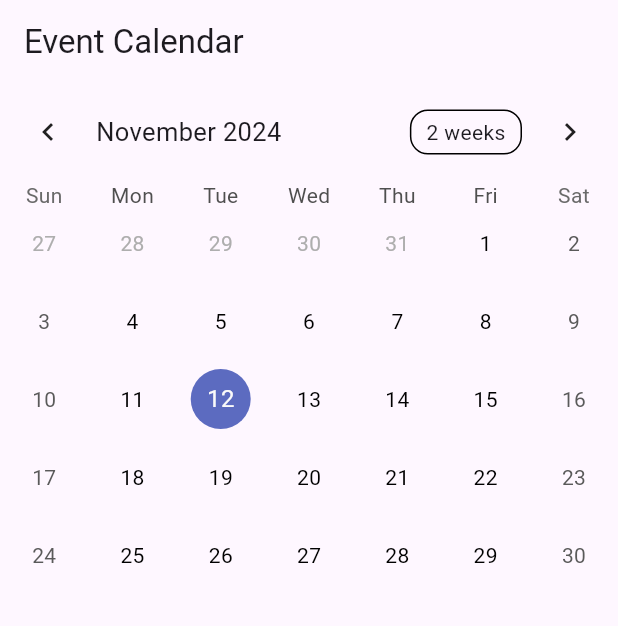
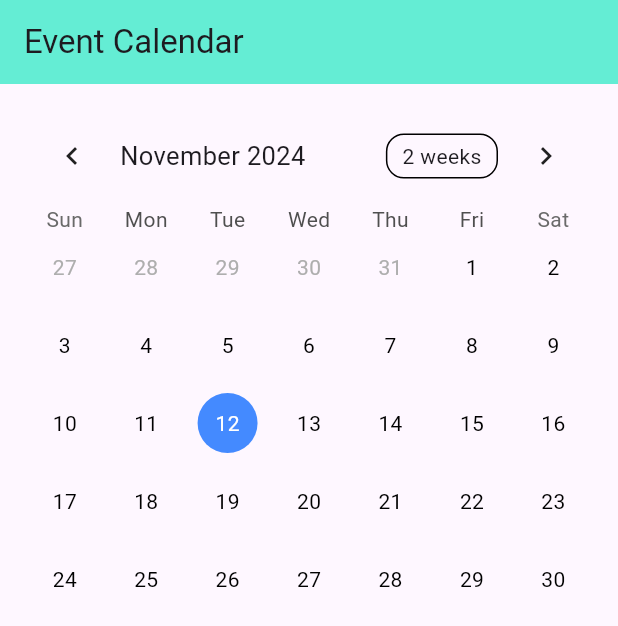
Before and after one commit to sshhiivvamm/eventmarker, a Flutter app: the screen it shows after launch, on a phone screen of 412 x 824 dp. Shown: the top 626 px of the screen. Run offline on Flutter 3.47's test engine with Material 3 defaults, Android fonts, the phone set to English and light mode, and no system bars; drawn by our look-alikes of table_calendar; our stand-ins replace shared_preferences.

Commit message:
added shared preferences to save the data , also did some UI modification for better appearance

```diff
--- a/lib/main.dart
+++ b/lib/main.dart
@@ -1,5 +1,8 @@
 import 'package:flutter/material.dart';
 import 'package:table_calendar/table_calendar.dart';
+import 'package:shared_preferences/shared_preferences.dart';
+import 'dart:convert';
+import 'package:intl/intl.dart';
 
 void main() {
   runApp(const MyApp());
@@ -11,10 +14,8 @@ class MyApp extends StatelessWidget {
   @override
   Widget build(BuildContext context) {
     return MaterialApp(
+      debugShowCheckedModeBanner: false,
       title: 'Flutter Event Calendar',
-      theme: ThemeData(
-        primarySwatch: Colors.blue,
-      ),
       home: const CalendarScreen(),
     );
   }
@@ -28,51 +29,105 @@ class CalendarScreen extends StatefulWidget {
 }
 
 class _CalendarScreenState extends State<CalendarScreen> {
-  late Map<DateTime, bool>
-      _events; // Map to store events (true for Yes, false for No)
+  late Map<DateTime, bool> _events;
   late DateTime _selectedDate;
 
   @override
   void initState() {
     super.initState();
-    _events = {}; // Initialize the event map
-    _selectedDate = DateTime.now(); // Default to today's date
+    _events = {};
+    _selectedDate = DateTime.now();
+    _loadEvents();
   }
 
-  // Normalize the DateTime to ignore the time part
   DateTime _normalizeDate(DateTime date) {
-    return DateTime(date.year, date.month, date.day);
+    return DateTime(date.year, date.month, date.day); // Ignore the time part
   }
 
-  // Function to show the event dialog and update color
+  _loadEvents() async {
+    SharedPreferences prefs = await SharedPreferences.getInstance();
+    String? eventsString = prefs.getString('events');
+    if (eventsString != null) {
+      try {
+        Map<String, dynamic> eventsMap = json.decode(eventsString);
+        setState(() {
+          _events = eventsMap.map((key, value) {
+            DateTime date = DateTime.parse(key);
+            return MapEntry(date, value);
+          });
+        });
+      } catch (e) {
+        print("Failed to load events: $e");
+      }
+    }
+  }
+
+  _saveEvents() async {
+    SharedPreferences prefs = await SharedPreferences.getInstance();
+    Map<String, dynamic> eventsMap = _events.map((key, value) {
+      return MapEntry(key.toIso8601String(), value);
+    });
+    String eventsString = json.encode(eventsMap);
+    await prefs.setString('events', eventsString);
+  }
+
+  // Make sure isEventMarked is a function
+  bool isEventMarked(DateTime date) {
+    return _events
+        .containsKey(_normalizeDate(date)); // Use normalized date comparison
+  }
+
   void _showEventDialog(DateTime selectedDate) {
+    bool eventMarked = isEventMarked(selectedDate);
     showDialog(
       context: context,
       builder: (BuildContext context) {
         return AlertDialog(
-          title: Text(
-              "Mark Event on ${selectedDate.toLocal().toString().split(' ')[0]}"),
-          content: const Text("Do you want to mark this date with an event?"),
+          title: Text(eventMarked
+              ? "Modify Event on ${selectedDate.toLocal().toString().split(' ')[0]}"
+              : "Mark Event on ${selectedDate.toLocal().toString().split(' ')[0]}"),
+          content: const Text("Do you want to modify this date's event?"),
           actions: <Widget>[
             TextButton(
               onPressed: () {
                 setState(() {
                   _events[_normalizeDate(selectedDate)] =
-                      false; // No event, red
+                      false; // Mark as No event
                 });
+                _saveEvents();
                 Navigator.of(context).pop();
               },
-              child: const Text("No"),
+              style: ButtonStyle(
+                  backgroundColor: MaterialStateProperty.all(Colors.red),
+                  foregroundColor: MaterialStateProperty.all(Colors.white)),
+              child: const Text("No Event"),
             ),
             TextButton(
               onPressed: () {
                 setState(() {
                   _events[_normalizeDate(selectedDate)] =
-                      true; // Yes event, green
+                      true; // Mark as Yes event
                 });
+                _saveEvents();
                 Navigator.of(context).pop();
               },
-              child: const Text("Yes"),
+              style: ButtonStyle(
+                  backgroundColor: MaterialStateProperty.all(Colors.green),
+                  foregroundColor: MaterialStateProperty.all(Colors.white)),
+              child: const Text("Event"),
+            ),
+            TextButton(
+              onPressed: () {
+                setState(() {
+                  _events.remove(_normalizeDate(selectedDate)); // Reset event
+                });
+                _saveEvents();
+                Navigator.of(context).pop();
+              },
+              style: ButtonStyle(
+                  backgroundColor: MaterialStateProperty.all(Colors.grey),
+                  foregroundColor: MaterialStateProperty.all(Colors.white)),
+              child: const Text("Reset Event"),
             ),
           ],
         );
@@ -80,51 +135,96 @@ class _CalendarScreenState extends State<CalendarScreen> {
     );
   }
 
-  // Helper function to check if a date is selected
-  bool isEventMarked(DateTime date) {
-    return _events
-        .containsKey(_normalizeDate(date)); // Compare only the date part
-  }
-
   @override
   Widget build(BuildContext context) {
     return Scaffold(
       appBar: AppBar(
+        elevation: 5,
+        backgroundColor: Colors.tealAccent,
         title: const Text('Event Calendar'),
       ),
-      body: Column(
+      body: Padding(
+        padding: const EdgeInsets.all(16.0),
+        child: Column(
           children: <Widget>[
             TableCalendar(
               firstDay: DateTime.utc(2020, 1, 1),
               lastDay: DateTime.utc(2030, 12, 31),
               focusedDay: _selectedDate,
-            selectedDayPredicate: (day) =>
-                isSameDay(day, _selectedDate), // Check if the day is selected
+              selectedDayPredicate: (day) => isSameDay(day, _selectedDate),
               onDaySelected: (selectedDay, focusedDay) {
                 setState(() {
                   _selectedDate = selectedDay;
                 });
-              _showEventDialog(
-                  selectedDay); // Show the event dialog when a day is selected
+                _showEventDialog(selectedDay);
               },
-            calendarStyle: const CalendarStyle(
-              // Customize the default appearance
+              calendarStyle: CalendarStyle(
                 todayDecoration: BoxDecoration(
                   color: Colors.orange,
                   shape: BoxShape.circle,
+                  boxShadow: [
+                    BoxShadow(blurRadius: 4, color: Colors.orange.shade700)
+                  ],
                 ),
-              todayTextStyle: TextStyle(color: Colors.white),
-              defaultTextStyle: TextStyle(color: Colors.black),
+                todayTextStyle: const TextStyle(color: Colors.white),
+                selectedDecoration: BoxDecoration(
+                  color: Colors.blueAccent,
+                  shape: BoxShape.circle,
+                ),
+                selectedTextStyle: const TextStyle(color: Colors.white),
+                defaultTextStyle: const TextStyle(color: Colors.black),
                 outsideDecoration: BoxDecoration(
                   color: Colors.transparent,
                   shape: BoxShape.circle,
                 ),
               ),
               onPageChanged: (focusedDay) {
-              _selectedDate = focusedDay; // Keep track of the selected day
+                _selectedDate = focusedDay;
               },
-            // Use calendarBuilders to customize the individual days
               calendarBuilders: CalendarBuilders(
+                defaultBuilder: (context, date, focusedDay) {
+                  bool isEvent = _events.containsKey(_normalizeDate(date));
+                  bool isYesEvent =
+                      isEvent && _events[_normalizeDate(date)] == true;
+                  bool isNoEvent =
+                      isEvent && _events[_normalizeDate(date)] == false;
+
+                  BoxDecoration decoration = BoxDecoration();
+                  TextStyle textStyle = const TextStyle(color: Colors.black);
+
+                  if (isYesEvent) {
+                    decoration = BoxDecoration(
+                      color: Colors.green,
+                      shape: BoxShape.circle,
+                      boxShadow: [
+                        BoxShadow(blurRadius: 4, color: Colors.green.shade600)
+                      ],
+                    );
+                    textStyle = const TextStyle(
+                        color: Colors.white, fontWeight: FontWeight.bold);
+                  } else if (isNoEvent) {
+                    decoration = BoxDecoration(
+                      color: Colors.red,
+                      shape: BoxShape.circle,
+                      boxShadow: [
+                        BoxShadow(blurRadius: 4, color: Colors.red.shade600)
+                      ],
+                    );
+                    textStyle = const TextStyle(
+                        color: Colors.white, fontWeight: FontWeight.bold);
+                  }
+
+                  return Container(
+                    margin: const EdgeInsets.all(6),
+                    decoration: decoration,
+                    child: Center(
+                      child: Text(
+                        '${date.day}',
+                        style: textStyle,
+                      ),
+                    ),
+                  );
+                },
                 todayBuilder: (context, date, focusedDay) {
                   bool isEvent = _events.containsKey(_normalizeDate(date));
                   bool isYesEvent =
@@ -132,27 +232,36 @@ class _CalendarScreenState extends State<CalendarScreen> {
                   bool isNoEvent =
                       isEvent && _events[_normalizeDate(date)] == false;
 
-                BoxDecoration decoration = const BoxDecoration();
+                  BoxDecoration decoration = BoxDecoration();
                   TextStyle textStyle = const TextStyle(color: Colors.black);
 
-                // Set decoration and text style based on the event type
+                  if (date.day == DateTime.now().day &&
+                      date.month == DateTime.now().month &&
+                      date.year == DateTime.now().year) {
+                    decoration = BoxDecoration(
+                      color: Colors.yellow,
+                      shape: BoxShape.circle,
+                      boxShadow: [
+                        BoxShadow(blurRadius: 4, color: Colors.yellow.shade700)
+                      ],
+                    );
+                    textStyle = const TextStyle(color: Colors.black);
+                  }
+
                   if (isYesEvent) {
-                  decoration = const BoxDecoration(
+                    decoration = BoxDecoration(
                       color: Colors.green,
                       shape: BoxShape.circle,
                     );
-                  textStyle = const TextStyle(color: Colors.white);
                   } else if (isNoEvent) {
-                  decoration = const BoxDecoration(
+                    decoration = BoxDecoration(
                       color: Colors.red,
                       shape: BoxShape.circle,
                     );
-                  textStyle = const TextStyle(color: Colors.white);
                   }
 
-                // Return a custom day widget with the modified decoration
                   return Container(
-                  margin: const EdgeInsets.all(4),
+                    margin: const EdgeInsets.all(6),
                     decoration: decoration,
                     child: Center(
                       child: Text(
@@ -166,6 +275,7 @@ class _CalendarScreenState extends State<CalendarScreen> {
             ),
           ],
         ),
+      ),
     );
   }
 }
--- a/pubspec.yaml
+++ b/pubspec.yaml
@@ -37,6 +37,7 @@ dependencies:
   cupertino_icons: ^1.0.8
   table_calendar: ^3.1.2
   flutter_local_notifications: ^18.0.1
+  shared_preferences: ^2.3.3
 
 dev_dependencies:
   flutter_test:
```
Also changed, not shown: pubspec.lock, 1 other file. Lines whose indentation alone changed are shown as unchanged.
